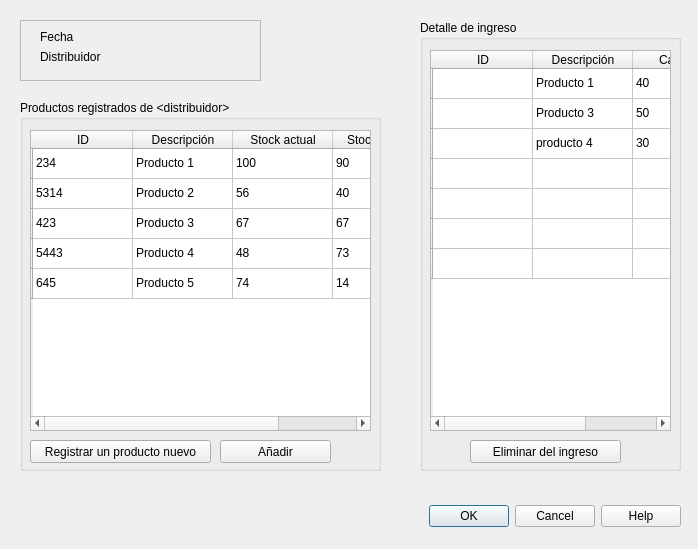
This is windows/templates/AltaIngreso.ui in HitomiD/Proyecto-Desarrollo as Qt 5 draws it before an edit. The edited form follows.
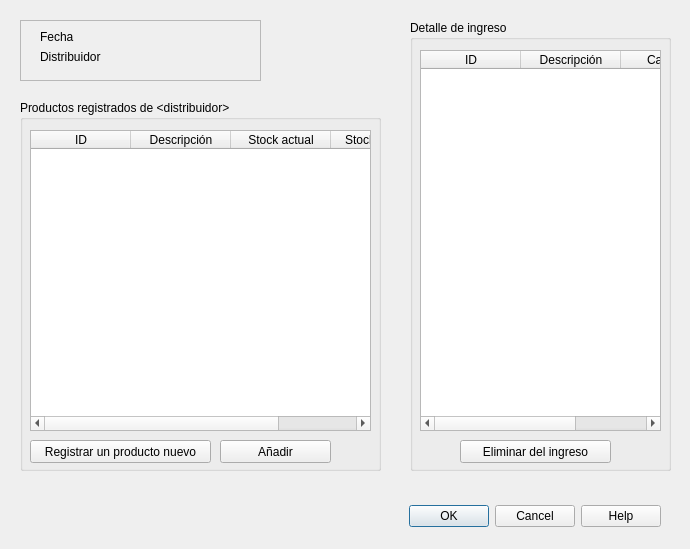
This is the edited form.

Commit message: Ya se muestran los productos asociados al proveedor seleccionado en el alta de ingreso.

Patch:
```diff
--- a/windows/templates/AltaIngreso.ui
+++ b/windows/templates/AltaIngreso.ui
@@ -6,7 +6,7 @@
    <rect>
     <x>0</x>
     <y>0</y>
-    <width>698</width>
+    <width>690</width>
     <height>549</height>
    </rect>
   </property>
@@ -18,7 +18,7 @@
     <rect>
      <x>30</x>
      <y>500</y>
-     <width>651</width>
+     <width>631</width>
      <height>32</height>
     </rect>
    </property>
@@ -32,7 +32,7 @@
   <widget class="QGroupBox" name="groupBoxDetalle">
    <property name="geometry">
     <rect>
-     <x>420</x>
+     <x>410</x>
      <y>20</y>
      <width>261</width>
      <height>451</height>
@@ -50,41 +50,6 @@
       <height>381</height>
      </rect>
     </property>
-    <row>
-     <property name="text">
-      <string/>
-     </property>
-    </row>
-    <row>
-     <property name="text">
-      <string/>
-     </property>
-    </row>
-    <row>
-     <property name="text">
-      <string/>
-     </property>
-    </row>
-    <row>
-     <property name="text">
-      <string/>
-     </property>
-    </row>
-    <row>
-     <property name="text">
-      <string/>
-     </property>
-    </row>
-    <row>
-     <property name="text">
-      <string/>
-     </property>
-    </row>
-    <row>
-     <property name="text">
-      <string/>
-     </property>
-    </row>
     <column>
      <property name="text">
       <string>ID</string>
@@ -100,36 +65,6 @@
       <string>Cantidad</string>
      </property>
     </column>
-    <item row="0" column="1">
-     <property name="text">
-      <string>Producto 1</string>
-     </property>
-    </item>
-    <item row="0" column="2">
-     <property name="text">
-      <string>40</string>
-     </property>
-    </item>
-    <item row="1" column="1">
-     <property name="text">
-      <string>Producto 3</string>
-     </property>
-    </item>
-    <item row="1" column="2">
-     <property name="text">
-      <string>50</string>
-     </property>
-    </item>
-    <item row="2" column="1">
-     <property name="text">
-      <string>producto 4</string>
-     </property>
-    </item>
-    <item row="2" column="2">
-     <property name="text">
-      <string>30</string>
-     </property>
-    </item>
    </widget>
    <widget class="QPushButton" name="btnEliminarProd">
     <property name="geometry">
@@ -166,31 +101,6 @@
       <height>301</height>
      </rect>
     </property>
-    <row>
-     <property name="text">
-      <string/>
-     </property>
-    </row>
-    <row>
-     <property name="text">
-      <string/>
-     </property>
-    </row>
-    <row>
-     <property name="text">
-      <string/>
-     </property>
-    </row>
-    <row>
-     <property name="text">
-      <string/>
-     </property>
-    </row>
-    <row>
-     <property name="text">
-      <string/>
-     </property>
-    </row>
     <column>
      <property name="text">
       <string>ID</string>
@@ -211,106 +121,6 @@
       <string>Stock Minimo</string>
      </property>
     </column>
-    <item row="0" column="0">
-     <property name="text">
-      <string>234</string>
-     </property>
-    </item>
-    <item row="0" column="1">
-     <property name="text">
-      <string>Producto 1</string>
-     </property>
-    </item>
-    <item row="0" column="2">
-     <property name="text">
-      <string>100</string>
-     </property>
-    </item>
-    <item row="0" column="3">
-     <property name="text">
-      <string>90</string>
-     </property>
-    </item>
-    <item row="1" column="0">
-     <property name="text">
-      <string>5314</string>
-     </property>
-    </item>
-    <item row="1" column="1">
-     <property name="text">
-      <string>Producto 2</string>
-     </property>
-    </item>
-    <item row="1" column="2">
-     <property name="text">
-      <string>56</string>
-     </property>
-    </item>
-    <item row="1" column="3">
-     <property name="text">
-      <string>40</string>
-     </property>
-    </item>
-    <item row="2" column="0">
-     <property name="text">
-      <string>423</string>
-     </property>
-    </item>
-    <item row="2" column="1">
-     <property name="text">
-      <string>Producto 3</string>
-     </property>
-    </item>
-    <item row="2" column="2">
-     <property name="text">
-      <string>67</string>
-     </property>
-    </item>
-    <item row="2" column="3">
-     <property name="text">
-      <string>67</string>
-     </property>
-    </item>
-    <item row="3" column="0">
-     <property name="text">
-      <string>5443</string>
-     </property>
-    </item>
-    <item row="3" column="1">
-     <property name="text">
-      <string>Producto 4</string>
-     </property>
-    </item>
-    <item row="3" column="2">
-     <property name="text">
-      <string>48</string>
-     </property>
-    </item>
-    <item row="3" column="3">
-     <property name="text">
-      <string>73</string>
-     </property>
-    </item>
-    <item row="4" column="0">
-     <property name="text">
-      <string>645</string>
-     </property>
-    </item>
-    <item row="4" column="1">
-     <property name="text">
-      <string>Producto 5 </string>
-     </property>
-    </item>
-    <item row="4" column="2">
-     <property name="text">
-      <string>74</string>
-     </property>
-    </item>
-    <item row="4" column="3">
-     <property name="text">
-      <string>14</string>
-     </property>
-    </item>
    </widget>
    <widget class="QPushButton" name="btnRegistrarProd">
     <property name="geometry">
```
The commit also changes 5 other files.
